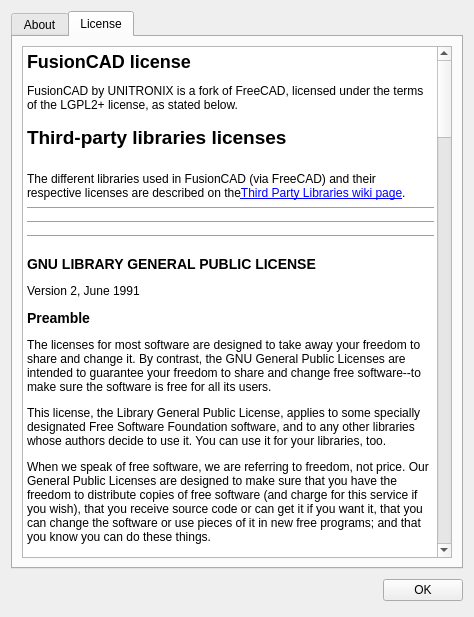
Above: src/Gui/Dialogs/AboutApplication.ui from UNITRONIX/UniCAD before the change. Below: the same form after it.
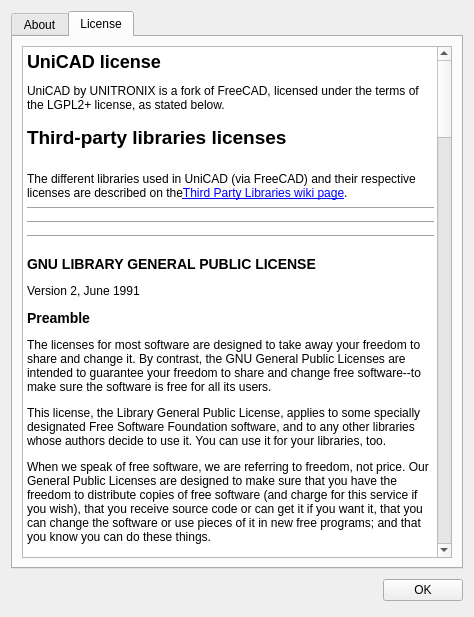
That is the form after the change. Icons and pictures are not drawn. Custom widgets are drawn as their Qt base class.

Commit message:
Rename FusionCAD to UniCAD and update branding
Replace project branding and assets from FusionCAD → UniCAD across the codebase. Updates include: project name in CMakeLists, README badges/text/instructions, About dialog/UI texts, logging (default log file and session header), resource QRC (swap fusion images for unicad images), add new UniCAD icons/splashes and remove old FusionCAD images, and numerous source/header comments and UI strings updated to UniCAD. Also small .gitignore and encoding/cosmetic adjustments and an AI acknowledgement added to README.

The edit to the form file:
```diff
--- a/src/Gui/Dialogs/AboutApplication.ui
+++ b/src/Gui/Dialogs/AboutApplication.ui
@@ -268,12 +268,12 @@
 &lt;html&gt;&lt;head&gt;&lt;meta name="qrichtext" content="1" /&gt;&lt;style type="text/css"&gt;
 p, li { white-space: pre-wrap; }
 &lt;/style&gt;&lt;/head&gt;&lt;body style=" font-family:'Fira Sans'; font-size:9pt; font-weight:400; font-style:normal;"&gt;
-&lt;p style=" margin-top:16px; margin-bottom:12px; margin-left:0px; margin-right:0px; -qt-block-indent:0; text-indent:0px;"&gt;&lt;span style=" font-size:x-large; font-weight:600;"&gt;FusionCAD license &lt;/span&gt;&lt;/p&gt;
-&lt;p style=" margin-top:0px; margin-bottom:0px; margin-left:0px; margin-right:0px; -qt-block-indent:0; text-indent:0px;"&gt;FusionCAD by UNITRONIX is a fork of FreeCAD, licensed under the terms of the LGPL2+ license, as stated below.&lt;/p&gt;
+&lt;p style=" margin-top:16px; margin-bottom:12px; margin-left:0px; margin-right:0px; -qt-block-indent:0; text-indent:0px;"&gt;&lt;span style=" font-size:x-large; font-weight:600;"&gt;UniCAD license &lt;/span&gt;&lt;/p&gt;
+&lt;p style=" margin-top:0px; margin-bottom:0px; margin-left:0px; margin-right:0px; -qt-block-indent:0; text-indent:0px;"&gt;UniCAD by UNITRONIX is a fork of FreeCAD, licensed under the terms of the LGPL2+ license, as stated below.&lt;/p&gt;
 &lt;p style="-qt-paragraph-type:empty; margin-top:0px; margin-bottom:0px; margin-left:0px; margin-right:0px; -qt-block-indent:0; text-indent:0px;"&gt;&lt;br /&gt;&lt;/p&gt;
 &lt;p style=" margin-top:0px; margin-bottom:0px; margin-left:0px; margin-right:0px; -qt-block-indent:0; text-indent:0px;"&gt;&lt;span style=" font-size:14pt; font-weight:600;"&gt;Third-party libraries licenses&lt;/span&gt;&lt;/p&gt;
 &lt;p style="-qt-paragraph-type:empty; margin-top:0px; margin-bottom:0px; margin-left:0px; margin-right:0px; -qt-block-indent:0; text-indent:0px; font-size:14pt; font-weight:600;"&gt;&lt;br /&gt;&lt;/p&gt;
-&lt;p style=" margin-top:0px; margin-bottom:0px; margin-left:0px; margin-right:0px; -qt-block-indent:0; text-indent:0px;"&gt;The different libraries used in FusionCAD (via FreeCAD) and their respective licenses are described on the&lt;a href="https://www.freecad.org/wiki/Third_Party_Libraries"&gt;&lt;span style=" text-decoration: underline; color:#0000ff;"&gt;Third Party Libraries wiki page&lt;/span&gt;&lt;/a&gt;.&lt;/p&gt;
+&lt;p style=" margin-top:0px; margin-bottom:0px; margin-left:0px; margin-right:0px; -qt-block-indent:0; text-indent:0px;"&gt;The different libraries used in UniCAD (via FreeCAD) and their respective licenses are described on the&lt;a href="https://www.freecad.org/wiki/Third_Party_Libraries"&gt;&lt;span style=" text-decoration: underline; color:#0000ff;"&gt;Third Party Libraries wiki page&lt;/span&gt;&lt;/a&gt;.&lt;/p&gt;
 &lt;hr /&gt;
 &lt;hr /&gt;
 &lt;hr /&gt;
```
The commit also changes 132 other files.
